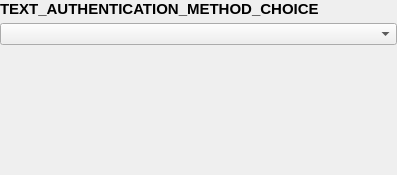
Before: the Qt Designer form parsec/core/gui/forms/authentication_choice_widget.ui in Scille/parsec-cloud, drawn with Qt 5.
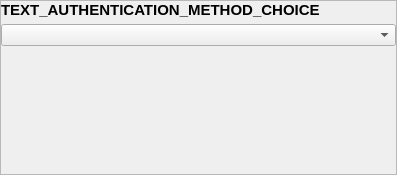
After: the same form once the commit is applied.

Commit message: [GUI] Added scrollview for auth choice

```diff
--- a/parsec/core/gui/forms/authentication_choice_widget.ui
+++ b/parsec/core/gui/forms/authentication_choice_widget.ui
@@ -30,6 +30,39 @@
     <number>0</number>
    </property>
    <item>
+    <widget class="QScrollArea" name="scrollArea">
+     <property name="horizontalScrollBarPolicy">
+      <enum>Qt::ScrollBarAlwaysOff</enum>
+     </property>
+     <property name="widgetResizable">
+      <bool>true</bool>
+     </property>
+     <widget class="QWidget" name="scrollAreaWidgetContents">
+      <property name="geometry">
+       <rect>
+        <x>0</x>
+        <y>0</y>
+        <width>395</width>
+        <height>173</height>
+       </rect>
+      </property>
+      <layout class="QVBoxLayout" name="verticalLayout_4">
+       <property name="spacing">
+        <number>20</number>
+       </property>
+       <property name="leftMargin">
+        <number>0</number>
+       </property>
+       <property name="topMargin">
+        <number>0</number>
+       </property>
+       <property name="rightMargin">
+        <number>0</number>
+       </property>
+       <property name="bottomMargin">
+        <number>0</number>
+       </property>
+       <item>
     <layout class="QVBoxLayout" name="verticalLayout_2">
      <property name="spacing">
       <number>5</number>
@@ -85,6 +118,10 @@
        </layout>
       </item>
      </layout>
+        </widget>
+       </item>
+      </layout>
+     </widget>
     </widget>
    </item>
   </layout>
```
Lines whose indentation alone changed are shown as unchanged.
